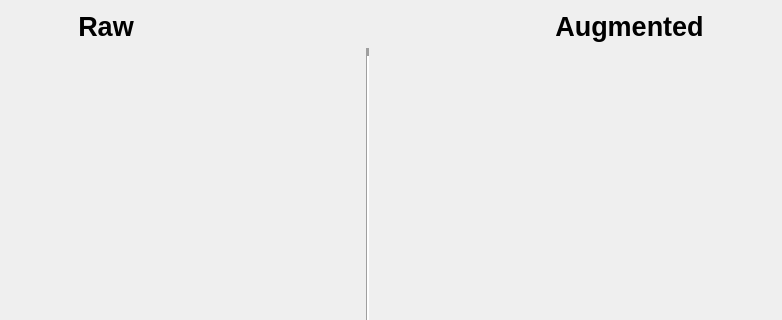
Above: _taskManager/augmentationViewer.ui from ZeliangSu/SegmentPy before the change; both pictures show x 164 to 946 and y 0 to 320 of the 1063 by 605 pixel window. Below: the same form after it.
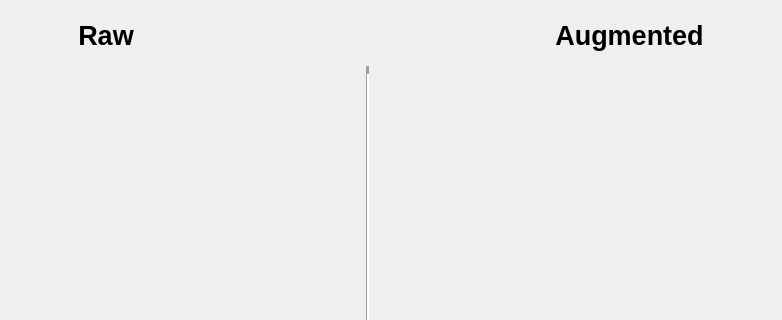
That is the form after the change.

Patch:
```diff
--- a/_taskManager/augmentationViewer.ui
+++ b/_taskManager/augmentationViewer.ui
@@ -59,7 +59,7 @@
        <item>
         <widget class="QLabel" name="raw">
          <property name="sizePolicy">
-          <sizepolicy hsizetype="Expanding" vsizetype="Expanding">
+          <sizepolicy hsizetype="Ignored" vsizetype="Ignored">
            <horstretch>0</horstretch>
            <verstretch>0</verstretch>
           </sizepolicy>
@@ -88,7 +88,7 @@
        <item>
         <widget class="QLabel" name="aug">
          <property name="sizePolicy">
-          <sizepolicy hsizetype="Expanding" vsizetype="Expanding">
+          <sizepolicy hsizetype="Ignored" vsizetype="Ignored">
            <horstretch>0</horstretch>
            <verstretch>0</verstretch>
           </sizepolicy>
```
Left out of the diff: 6 changed lines with no effect on the pictures.
